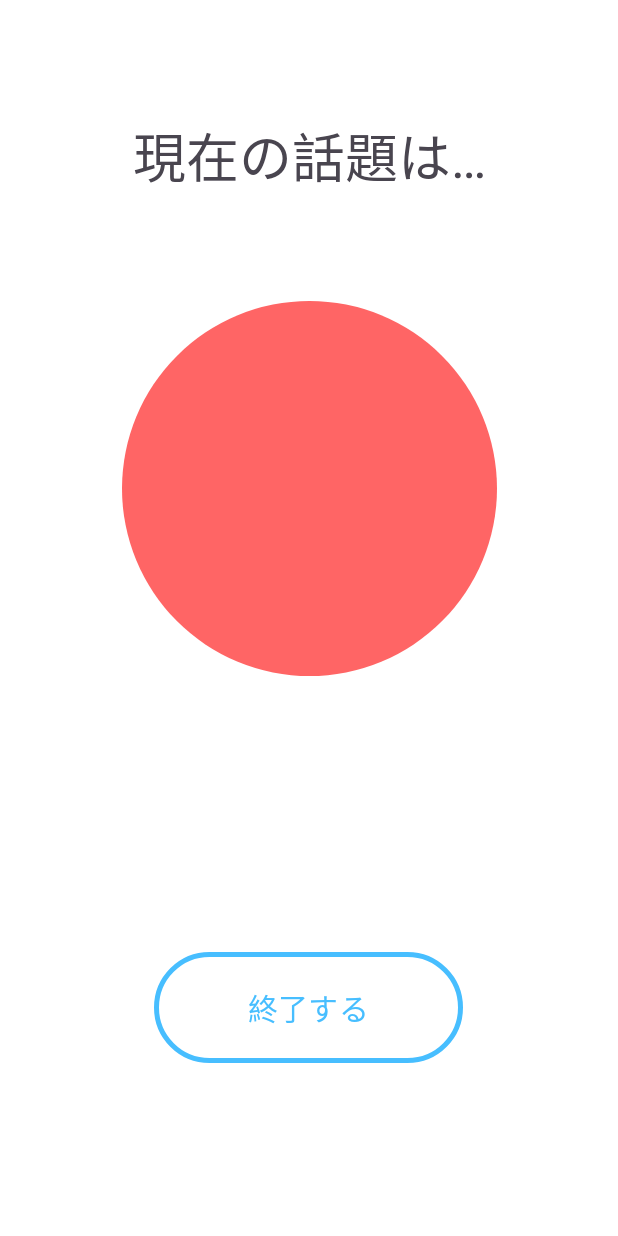
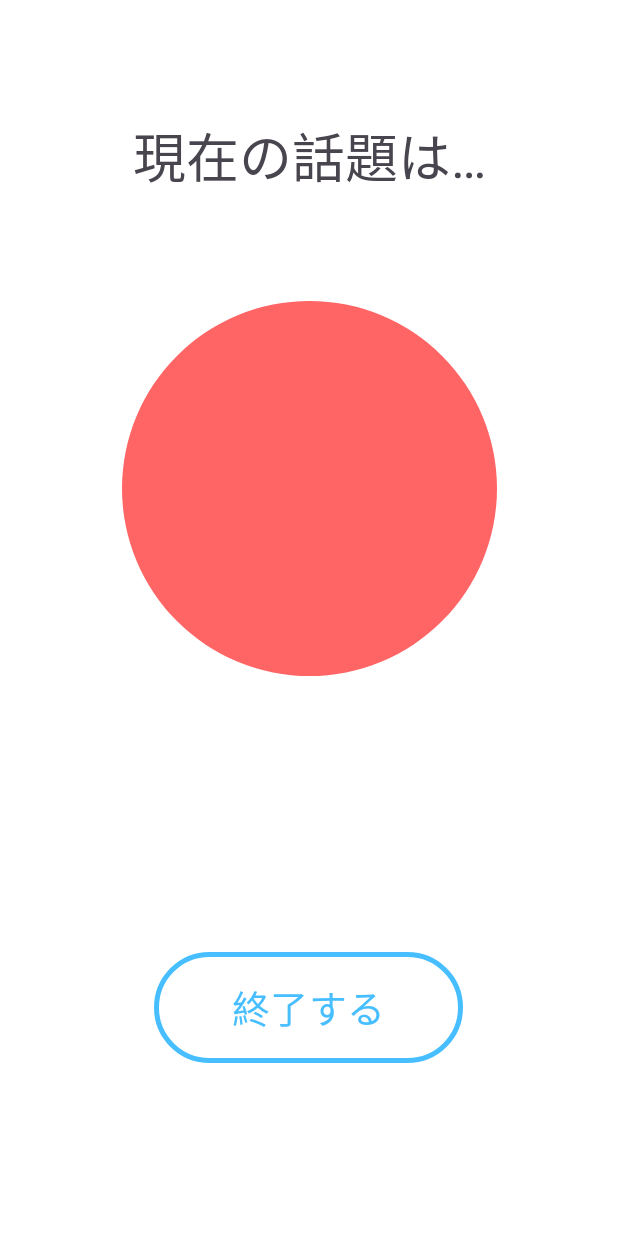
Before and after one commit to Trident-Shakers/FullCommunication, an Android app: the fragment TopicFragment shown on its own in the app's theme, on a phone screen of 412 x 824 dp. Run offline under Robolectric (Android 15) with nearby library versions, the phone set to English and light mode, and no system bars; Roboto replaces fonts that are not available here.

Commit message:
警告を修正

```diff
--- a/app/src/main/res/layout/fragment_topic.xml
+++ b/app/src/main/res/layout/fragment_topic.xml
@@ -7,10 +7,11 @@
     tools:context=".ui.TopicFragment"
     android:background="#FFFFFF">
     <TextView
+        android:id="@+id/topic_text"
         android:layout_width="wrap_content"
         android:layout_height="wrap_content"
         android:text="現在の話題は…"
-        android:textSize="35dp"
+        android:textSize="35sp"
         android:fontFamily="@font/roboto"
         app:layout_constraintBottom_toBottomOf="parent"
         app:layout_constraintEnd_toEndOf="parent"
@@ -43,7 +44,7 @@
         android:fontFamily="@font/roboto"
         android:text="終了する"
         android:textColor="#47BEFF"
-        android:textSize="20dp"
+        android:textSize="25sp"
         app:backgroundTint="#FFFFFF"
         app:layout_constraintBottom_toBottomOf="parent"
         app:layout_constraintHeight_default="percent"
```
